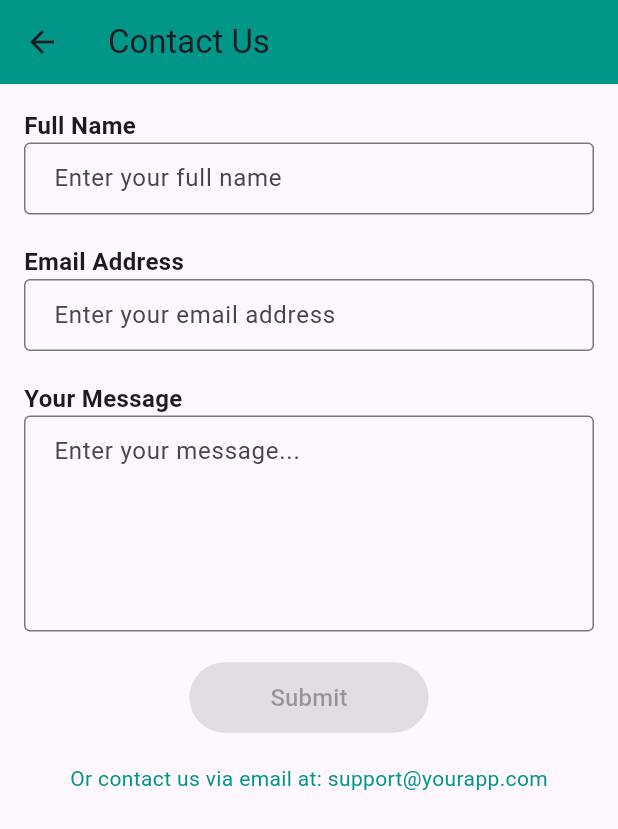
After one commit to johnassefatheeth/eqube, a Flutter app: the ContactUsPage screen opened by its route, on a phone screen of 412 x 824 dp. The commit adds this screen. Shown: the top 829 px of the screen. Run offline on Flutter 3.47's test engine with Material 3 defaults, Android fonts, the phone set to English and light mode, and no system bars; our stand-ins replace image_picker; network calls fail.

Commit message:
making  the contact us pages

```diff
--- a/lib/components/drawerList.dart
+++ b/lib/components/drawerList.dart
@@ -22,7 +22,7 @@ class _DrawerListState extends State<DrawerList> {
           menuItem("my_ekub", Icons.plus_one_outlined),
           menuItem("profile", Icons.man),
           menuItem("changepassword", Icons.key),
-          menuItem("contact us", Icons.phone)
+          menuItem("contactus", Icons.phone)
         ],
       ),
     );
--- a/lib/main.dart
+++ b/lib/main.dart
@@ -1,6 +1,7 @@
 import 'package:ekube/pages/Notification.dart';
 import 'package:ekube/pages/auth/signin.dart';
 import 'package:ekube/pages/changepass.dart';
+import 'package:ekube/pages/contactus.dart';
 import 'package:ekube/pages/home.dart';
 import 'package:ekube/pages/my_equb.dart';
 import 'package:ekube/pages/profile.dart';
@@ -26,6 +27,7 @@ class MyApp extends StatelessWidget {
         '/my_ekub': (context) => MyEqubPage(),
         '/profile': (context) => ProfilePage(),
         '/changepassword': (context) => ChangePasswordPage(),
+        '/contactus': (context) => ContactUsPage(),
       },
     );
   }
--- /dev/null
+++ b/lib/pages/contactus.dart
@@ -0,0 +1,108 @@
+import 'package:flutter/material.dart';
+
+class ContactUsPage extends StatefulWidget {
+  @override
+  _ContactUsPageState createState() => _ContactUsPageState();
+}
+
+class _ContactUsPageState extends State<ContactUsPage> {
+  // Controllers for form fields
+  TextEditingController _nameController = TextEditingController();
+  TextEditingController _emailController = TextEditingController();
+  TextEditingController _messageController = TextEditingController();
+
+  // Function to handle form submission
+  void _submitForm() {
+    // Here, you can handle the form submission (e.g., send via email or API)
+    ScaffoldMessenger.of(context).showSnackBar(
+      SnackBar(content: Text('Thank you for contacting us!')),
+    );
+  }
+
+  @override
+  Widget build(BuildContext context) {
+    return Scaffold(
+      appBar: AppBar(
+        title: Text('Contact Us'),
+        backgroundColor: Colors.teal,
+      ),
+      body: Padding(
+        padding: EdgeInsets.all(16.0),
+        child: SingleChildScrollView(
+          child: Column(
+            crossAxisAlignment: CrossAxisAlignment.start,
+            children: [
+              // Name field
+              Text('Full Name', style: TextStyle(fontSize: 16, fontWeight: FontWeight.bold)),
+              TextField(
+                controller: _nameController,
+                decoration: InputDecoration(
+                  hintText: 'Enter your full name',
+                  border: OutlineInputBorder(),
+                  contentPadding: EdgeInsets.symmetric(vertical: 12, horizontal: 16),
+                ),
+              ),
+              SizedBox(height: 20),
+
+              // Email field
+              Text('Email Address', style: TextStyle(fontSize: 16, fontWeight: FontWeight.bold)),
+              TextField(
+                controller: _emailController,
+                keyboardType: TextInputType.emailAddress,
+                decoration: InputDecoration(
+                  hintText: 'Enter your email address',
+                  border: OutlineInputBorder(),
+                  contentPadding: EdgeInsets.symmetric(vertical: 12, horizontal: 16),
+                ),
+              ),
+              SizedBox(height: 20),
+
+              // Message field
+              Text('Your Message', style: TextStyle(fontSize: 16, fontWeight: FontWeight.bold)),
+              TextField(
+                controller: _messageController,
+                maxLines: 5,
+                decoration: InputDecoration(
+                  hintText: 'Enter your message...',
+                  border: OutlineInputBorder(),
+                  contentPadding: EdgeInsets.symmetric(vertical: 12, horizontal: 16),
+                ),
+              ),
+              SizedBox(height: 20),
+
+              // Submit Button
+              Center(
+                child: ElevatedButton(
+                  onPressed: _nameController.text.isNotEmpty &&
+                          _emailController.text.isNotEmpty &&
+                          _messageController.text.isNotEmpty
+                      ? _submitForm
+                      : null,
+                  child: Padding(
+                    padding: EdgeInsets.symmetric(vertical: 12, horizontal: 30),
+                    child: Text('Submit', style: TextStyle(fontSize: 16)),
+                  ),
+                  style: ElevatedButton.styleFrom(
+                    backgroundColor: Colors.teal,
+                    shape: RoundedRectangleBorder(
+                      borderRadius: BorderRadius.circular(30),
+                    ),
+                  ),
+                ),
+              ),
+              SizedBox(height: 20),
+
+              // Additional contact information
+              Center(
+                child: Text(
+                  'Or contact us via email at: support@yourapp.com',
+                  style: TextStyle(fontSize: 14, color: Colors.teal),
+                ),
+              ),
+            ],
+          ),
+        ),
+      ),
+    );
+  }
+}
```
